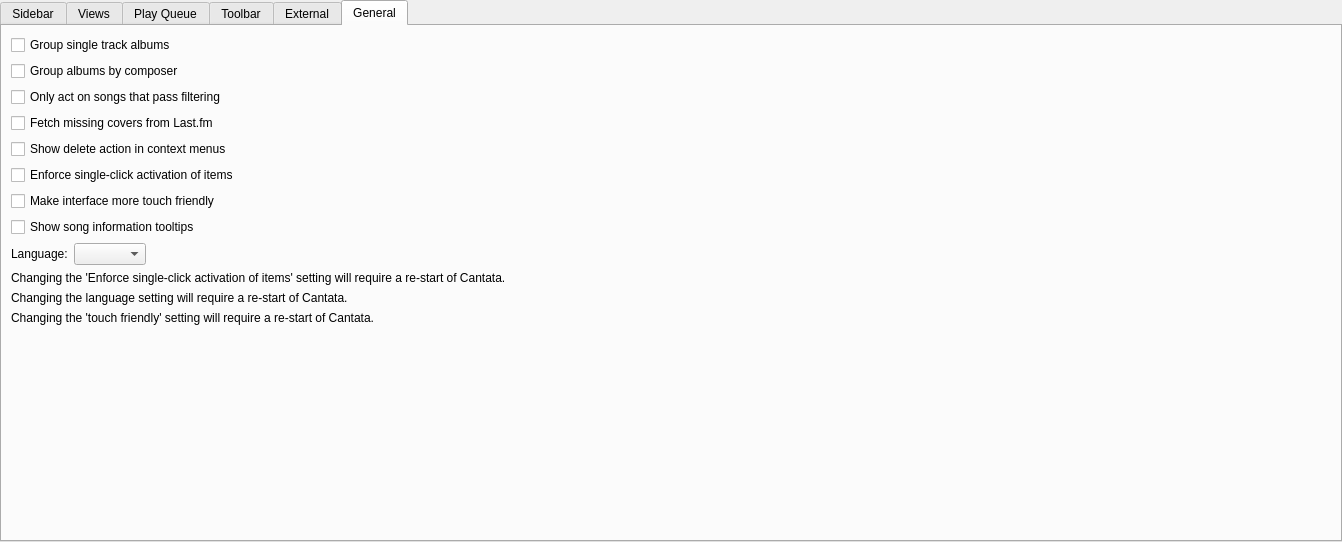
First picture: the form in gui/interfacesettings.ui, repository CDrummond/cantata, before the edit.
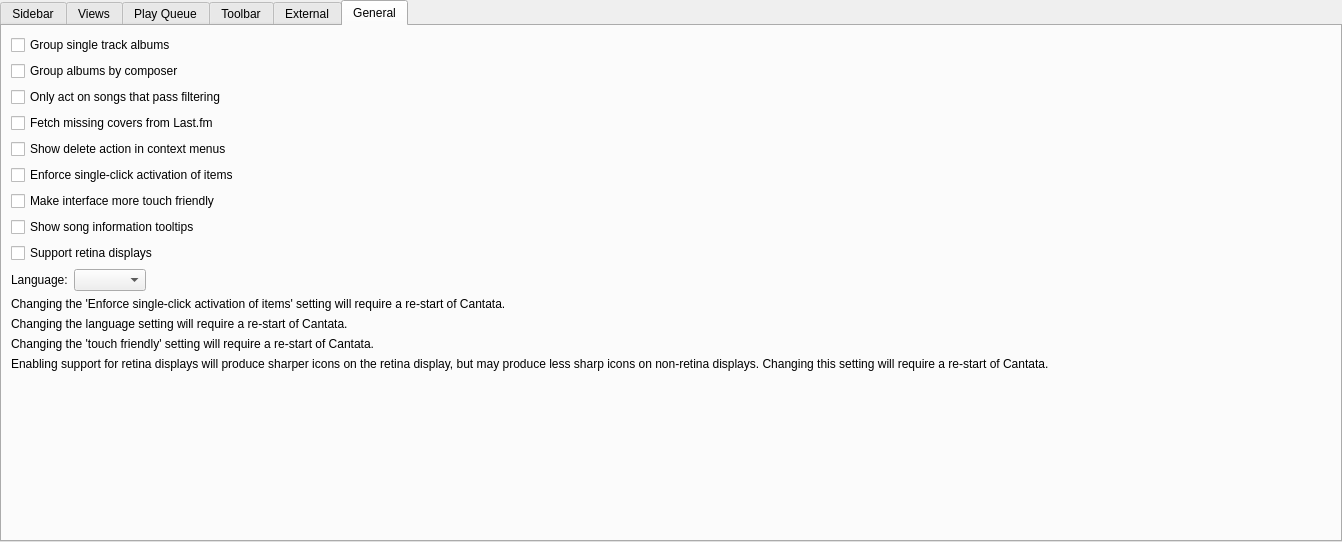
Second picture: the form after the edit. The open tabs and pages were chosen to show the change. Custom widgets are drawn as their Qt base class.

Commit message: Better retina support.

Diff of the .ui file:
```diff
--- a/gui/interfacesettings.ui
+++ b/gui/interfacesettings.ui
@@ -764,7 +764,14 @@
            </property>
           </widget>
          </item>
-         <item row="8" column="0">
+         <item row="8" column="0" colspan="2">
+          <widget class="QCheckBox" name="retinaSupport">
+           <property name="text">
+            <string>Support retina displays</string>
+           </property>
+          </widget>
+         </item>
+         <item row="9" column="0">
           <widget class="BuddyLabel" name="langLabel">
            <property name="text">
             <string>Language:</string>
@@ -774,7 +781,7 @@
            </property>
           </widget>
          </item>
-         <item row="8" column="1">
+         <item row="9" column="1">
           <widget class="QComboBox" name="lang"/>
          </item>
         </layout>
@@ -800,6 +807,13 @@
          </property>
         </widget>
        </item>
+       <item>
+        <widget class="NoteLabel" name="retinaSupportNoteLabel">
+         <property name="text">
+          <string>Enabling support for retina displays will produce sharper icons on the retina display, but may produce less sharp icons on non-retina displays. Changing this setting will require a re-start of Cantata.</string>
+         </property>
+        </widget>
+       </item>
        <item>
         <spacer name="verticalSpacer_2c">
          <property name="orientation">
```
The commit also changes 16 other files.
